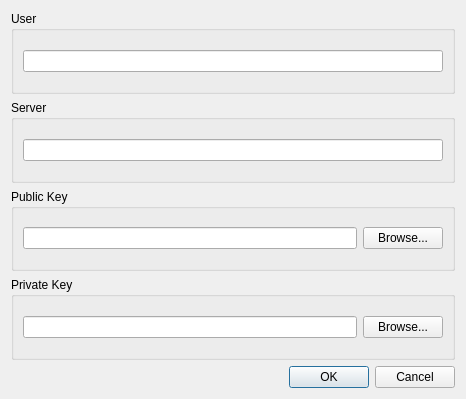
Old version of the form Polyhedron/demo/Polyhedron/SSH_dialog.ui in the repository CGAL/cgal.
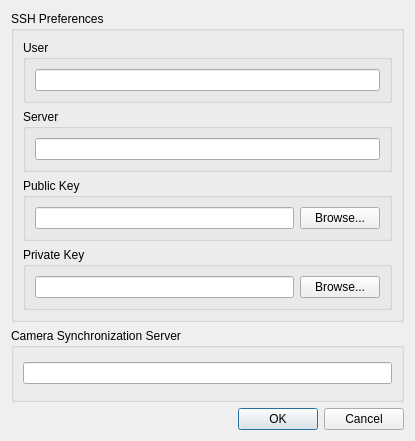
New version of the form.

Commit message: Add Camera sharing through WebSockets

```diff
--- a/Polyhedron/demo/Polyhedron/SSH_dialog.ui
+++ b/Polyhedron/demo/Polyhedron/SSH_dialog.ui
@@ -6,8 +6,8 @@
    <rect>
     <x>0</x>
     <y>0</y>
-    <width>466</width>
-    <height>399</height>
+    <width>415</width>
+    <height>441</height>
    </rect>
   </property>
   <property name="windowTitle">
@@ -17,6 +17,12 @@
    <item>
     <layout class="QVBoxLayout" name="verticalLayout">
      <item>
+      <widget class="QGroupBox" name="groupBox_2">
+       <property name="title">
+        <string>SSH Preferences</string>
+       </property>
+       <layout class="QVBoxLayout" name="verticalLayout_3">
+        <item>
       <widget class="QGroupBox" name="userBox">
        <property name="title">
         <string>User</string>
@@ -74,6 +80,21 @@
            <string>Browse...</string>
           </property>
          </widget>
+           </item>
+          </layout>
+         </widget>
+        </item>
+       </layout>
+      </widget>
+     </item>
+     <item>
+      <widget class="QGroupBox" name="groupBox">
+       <property name="title">
+        <string>Camera Synchronization Server</string>
+       </property>
+       <layout class="QVBoxLayout" name="verticalLayout_4">
+        <item>
+         <widget class="QLineEdit" name="wsEdit"/>
         </item>
        </layout>
       </widget>
```
Lines whose indentation alone changed are shown as unchanged. The commit also changes 5 other files.
